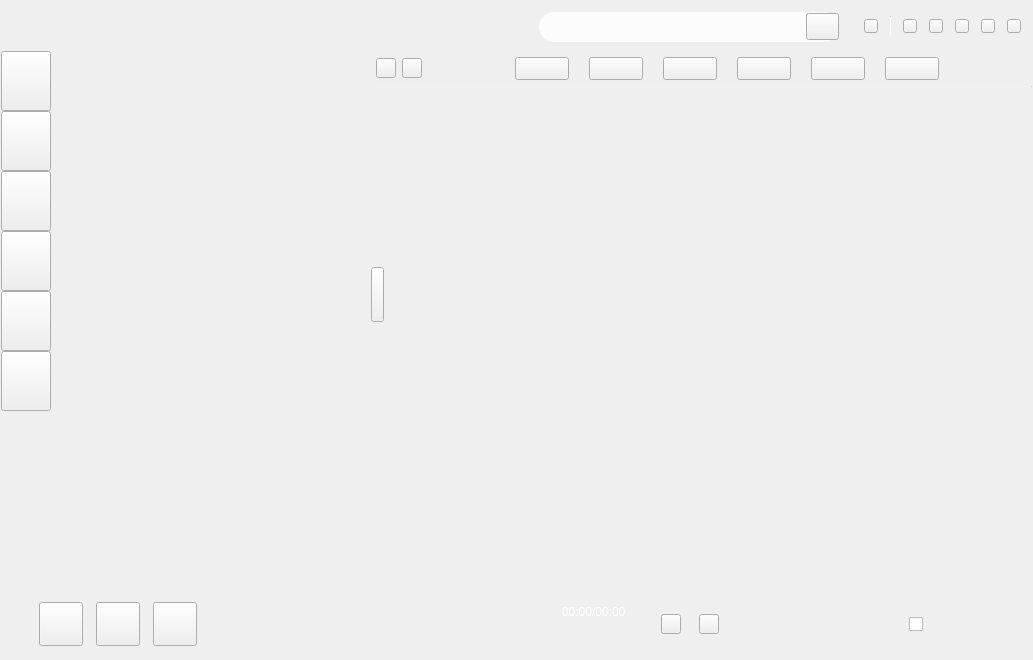
First picture: the form in TTKCore/musicUiKits/musicApplication/musicapplication.ui, repository Greedysky/TTKMusicPlayer, before the edit.
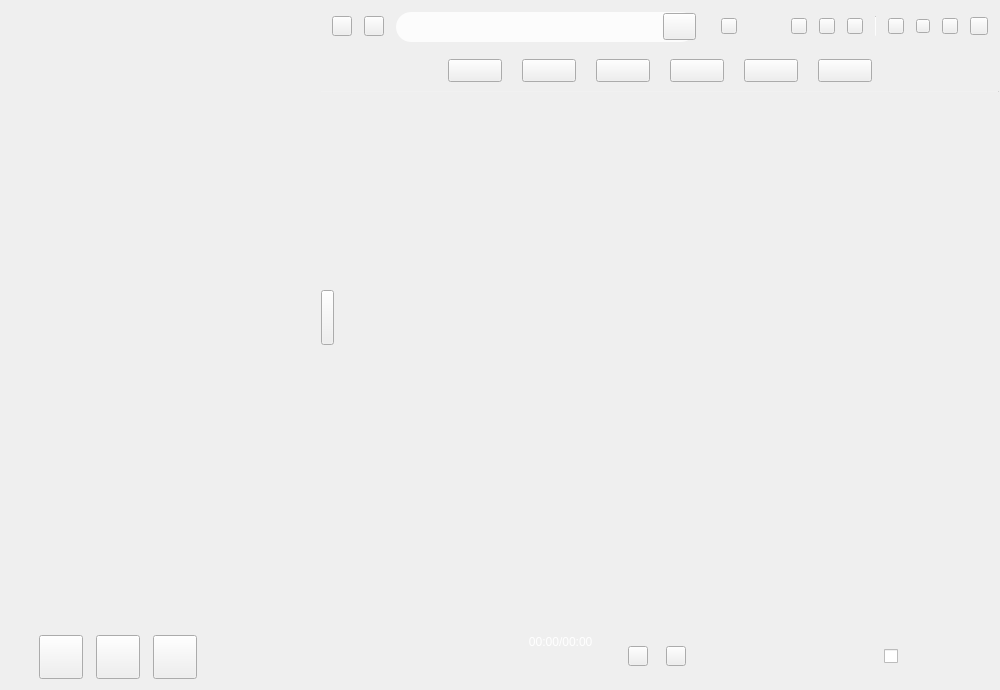
Second picture: the form after the edit. Icons and pictures are not drawn. Custom widgets are drawn as their Qt base class.

```diff
--- a/TTKCore/musicUiKits/musicApplication/musicapplication.ui
+++ b/TTKCore/musicUiKits/musicApplication/musicapplication.ui
@@ -6,14 +6,14 @@
    <rect>
     <x>0</x>
     <y>0</y>
-    <width>1033</width>
-    <height>660</height>
+    <width>1000</width>
+    <height>690</height>
    </rect>
   </property>
   <property name="minimumSize">
    <size>
-    <width>1033</width>
-    <height>660</height>
+    <width>1000</width>
+    <height>690</height>
    </size>
   </property>
   <property name="windowTitle">
@@ -94,13 +94,13 @@
           <widget class="QWidget" name="topLeftWidget" native="true">
            <property name="minimumSize">
             <size>
-             <width>370</width>
+             <width>320</width>
              <height>0</height>
             </size>
            </property>
            <property name="maximumSize">
             <size>
-             <width>370</width>
+             <width>320</width>
              <height>16777215</height>
             </size>
            </property>
@@ -137,17 +137,48 @@
              <number>12</number>
             </property>
             <item>
-             <spacer name="horizontalSpacer">
-              <property name="orientation">
-               <enum>Qt::Horizontal</enum>
+             <widget class="QToolButton" name="musicBackButton">
+              <property name="minimumSize">
+               <size>
+                <width>20</width>
+                <height>20</height>
+               </size>
               </property>
-              <property name="sizeHint" stdset="0">
+              <property name="maximumSize">
                <size>
-                <width>40</width>
+                <width>20</width>
                 <height>20</height>
                </size>
               </property>
-             </spacer>
+              <property name="cursor">
+               <cursorShape>PointingHandCursor</cursorShape>
+              </property>
+              <property name="text">
+               <string/>
+              </property>
+             </widget>
+            </item>
+            <item>
+             <widget class="QToolButton" name="musicRefreshButton">
+              <property name="minimumSize">
+               <size>
+                <width>20</width>
+                <height>20</height>
+               </size>
+              </property>
+              <property name="maximumSize">
+               <size>
+                <width>20</width>
+                <height>20</height>
+               </size>
+              </property>
+              <property name="cursor">
+               <cursorShape>PointingHandCursor</cursorShape>
+              </property>
+              <property name="text">
+               <string/>
+              </property>
+             </widget>
             </item>
             <item>
              <widget class="QWidget" name="searchWidget" native="true">
@@ -242,18 +273,91 @@
               </property>
              </widget>
             </item>
+            <item>
+             <widget class="QToolButton" name="musicWindowIdentify">
+              <property name="minimumSize">
+               <size>
+                <width>16</width>
+                <height>16</height>
+               </size>
+              </property>
+              <property name="maximumSize">
+               <size>
+                <width>16</width>
+                <height>16</height>
+               </size>
+              </property>
+              <property name="text">
+               <string/>
+              </property>
+             </widget>
+            </item>
+            <item>
+             <spacer name="horizontalSpacer_4">
+              <property name="orientation">
+               <enum>Qt::Horizontal</enum>
+              </property>
+              <property name="sizeHint" stdset="0">
+               <size>
+                <width>40</width>
+                <height>20</height>
+               </size>
+              </property>
+             </spacer>
+            </item>
+            <item>
+             <widget class="QToolButton" name="musicWindowTools">
+              <property name="minimumSize">
+               <size>
+                <width>16</width>
+                <height>16</height>
+               </size>
+              </property>
+              <property name="maximumSize">
+               <size>
+                <width>16</width>
+                <height>16</height>
+               </size>
+              </property>
+              <property name="text">
+               <string/>
+              </property>
+             </widget>
+            </item>
             <item>
              <widget class="QToolButton" name="musicWindowChangeSkin">
               <property name="minimumSize">
                <size>
-                <width>14</width>
-                <height>14</height>
+                <width>16</width>
+                <height>16</height>
                </size>
               </property>
               <property name="maximumSize">
                <size>
-                <width>14</width>
-                <height>14</height>
+                <width>16</width>
+                <height>16</height>
+               </size>
+              </property>
+              <property name="cursor">
+               <cursorShape>PointingHandCursor</cursorShape>
+              </property>
+              <property name="text">
+               <string/>
+              </property>
+             </widget>
+            </item>
+            <item>
+             <widget class="QToolButton" name="musicWindowSetting">
+              <property name="minimumSize">
+               <size>
+                <width>16</width>
+                <height>16</height>
+               </size>
+              </property>
+              <property name="maximumSize">
+               <size>
+                <width>16</width>
+                <height>16</height>
                </size>
               </property>
               <property name="cursor">
@@ -295,54 +399,32 @@
               </property>
              </widget>
             </item>
-            <item>
-             <widget class="QToolButton" name="musicWindowSetting">
-              <property name="minimumSize">
-               <size>
-                <width>14</width>
-                <height>14</height>
-               </size>
-              </property>
-              <property name="maximumSize">
-               <size>
-                <width>14</width>
-                <height>14</height>
-               </size>
-              </property>
-              <property name="cursor">
-               <cursorShape>PointingHandCursor</cursorShape>
-              </property>
-              <property name="text">
-               <string/>
-              </property>
-             </widget>
-            </item>
-            <item>
-             <widget class="QToolButton" name="musicWindowConcise">
-              <property name="minimumSize">
-               <size>
-                <width>14</width>
-                <height>14</height>
-               </size>
-              </property>
-              <property name="maximumSize">
-               <size>
-                <width>14</width>
-                <height>14</height>
-               </size>
-              </property>
-              <property name="cursor">
-               <cursorShape>PointingHandCursor</cursorShape>
-              </property>
-              <property name="text">
-               <string/>
-              </property>
-             </widget>
-            </item>
             <item>
              <widget class="QToolButton" name="musicWindowRemote">
               <property name="minimumSize">
                <size>
+                <width>16</width>
+                <height>16</height>
+               </size>
+              </property>
+              <property name="maximumSize">
+               <size>
+                <width>16</width>
+                <height>16</height>
+               </size>
+              </property>
+              <property name="cursor">
+               <cursorShape>PointingHandCursor</cursorShape>
+              </property>
+              <property name="text">
+               <string/>
+              </property>
+             </widget>
+            </item>
+            <item>
+             <widget class="QToolButton" name="musicWindowConcise">
+              <property name="minimumSize">
+               <size>
                 <width>14</width>
                 <height>14</height>
                </size>
@@ -365,14 +447,14 @@
              <widget class="QToolButton" name="minimization">
               <property name="minimumSize">
                <size>
-                <width>14</width>
-                <height>14</height>
+                <width>16</width>
+                <height>16</height>
                </size>
               </property>
               <property name="maximumSize">
                <size>
-                <width>14</width>
-                <height>14</height>
+                <width>16</width>
+                <height>16</height>
                </size>
               </property>
               <property name="cursor">
@@ -387,14 +469,14 @@
              <widget class="QToolButton" name="windowClose">
               <property name="minimumSize">
                <size>
-                <width>14</width>
-                <height>14</height>
+                <width>18</width>
+                <height>18</height>
                </size>
               </property>
               <property name="maximumSize">
                <size>
-                <width>14</width>
-                <height>14</height>
+                <width>18</width>
+                <height>18</height>
                </size>
               </property>
               <property name="cursor">
@@ -416,7 +498,7 @@
         <property name="styleSheet">
          <string notr="true"/>
         </property>
-        <layout class="QHBoxLayout" name="hcenterWidgetLayout">
+        <layout class="QHBoxLayout" name="horizontalLayout_2">
          <property name="spacing">
           <number>0</number>
          </property>
@@ -433,23 +515,20 @@
           <number>0</number>
          </property>
          <item>
-          <widget class="QWidget" name="centerLeftWidget" native="true">
+          <widget class="MusicBackgroundWidget" name="centerLeftWidget" native="true">
            <property name="minimumSize">
             <size>
-             <width>50</width>
+             <width>320</width>
              <height>0</height>
             </size>
            </property>
            <property name="maximumSize">
             <size>
-             <width>50</width>
+             <width>320</width>
              <height>16777215</height>
             </size>
            </property>
-           <property name="styleSheet">
-            <string notr="true"/>
-           </property>
-           <layout class="QVBoxLayout" name="centerLeftWidgetLayout">
+           <layout class="QVBoxLayout" name="verticalLayout_2">
             <property name="spacing">
              <number>0</number>
             </property>
@@ -466,154 +545,40 @@
              <number>0</number>
             </property>
             <item>
-             <widget class="QToolButton" name="musicButton_playlist">
+             <widget class="MusicFuntionAnimationWidget" name="functionAnimationWidget" native="true">
               <property name="minimumSize">
                <size>
-                <width>50</width>
-                <height>60</height>
-               </size>
-              </property>
-              <property name="maximumSize">
-               <size>
-                <width>50</width>
-                <height>60</height>
-               </size>
-              </property>
-              <property name="styleSheet">
-               <string notr="true"/>
-              </property>
-              <property name="text">
-               <string/>
-              </property>
-             </widget>
-            </item>
-            <item>
-             <widget class="QToolButton" name="musicButton_cloud">
-              <property name="minimumSize">
-               <size>
-                <width>50</width>
-                <height>60</height>
-               </size>
-              </property>
-              <property name="maximumSize">
-               <size>
-                <width>50</width>
-                <height>60</height>
-               </size>
-              </property>
-              <property name="text">
-               <string/>
-              </property>
-             </widget>
-            </item>
-            <item>
-             <widget class="QToolButton" name="musicButton_radio">
-              <property name="minimumSize">
-               <size>
-                <width>50</width>
-                <height>60</height>
-               </size>
-              </property>
-              <property name="maximumSize">
-               <size>
-                <width>50</width>
-                <height>60</height>
-               </size>
-              </property>
-              <property name="text">
-               <string/>
-              </property>
-             </widget>
-            </item>
-            <item>
-             <widget class="QToolButton" name="musicButton_mobile">
-              <property name="minimumSize">
-               <size>
-                <width>50</width>
-                <height>60</height>
-               </size>
-              </property>
-              <property name="maximumSize">
-               <size>
-                <width>50</width>
-                <height>60</height>
-               </size>
-              </property>
-              <property name="text">
-               <string/>
-              </property>
-             </widget>
-            </item>
-            <item>
-             <widget class="QToolButton" name="musicButton_mydownl">
-              <property name="minimumSize">
-               <size>
-                <width>50</width>
-                <height>60</height>
-               </size>
-              </property>
-              <property name="maximumSize">
-               <size>
-                <width>50</width>
-                <height>60</height>
-               </size>
-              </property>
-              <property name="text">
-               <string/>
-              </property>
-             </widget>
-            </item>
-            <item>
-             <widget class="QToolButton" name="musicButton_tools">
-              <property name="minimumSize">
-               <size>
-                <width>50</width>
-                <height>60</height>
-               </size>
-              </property>
-              <property name="maximumSize">
-               <size>
-                <width>50</width>
-                <height>60</height>
-               </size>
-              </property>
-              <property name="text">
-               <string/>
-              </property>
-             </widget>
-            </item>
-            <item>
-             <spacer name="verticalSpacer">
-              <property name="orientation">
-               <enum>Qt::Vertical</enum>
-              </property>
-              <property name="sizeHint" stdset="0">
-               <size>
-                <width>20</width>
+                <width>320</width>
                 <height>40</height>
                </size>
               </property>
-             </spacer>
+              <property name="maximumSize">
+               <size>
+                <width>16777215</width>
+                <height>35</height>
+               </size>
+              </property>
+             </widget>
+            </item>
+            <item>
+             <widget class="MusicAnimationStackedWidget" name="songsContainer">
+              <property name="minimumSize">
+               <size>
+                <width>320</width>
+                <height>0</height>
+               </size>
+              </property>
+              <property name="maximumSize">
+               <size>
+                <width>320</width>
+                <height>16777215</height>
+               </size>
+              </property>
+             </widget>
             </item>
            </layout>
           </widget>
          </item>
-         <item>
-          <widget class="MusicAnimationStackedWidget" name="songsContainer">
-           <property name="minimumSize">
-            <size>
-             <width>320</width>
-             <height>0</height>
-            </size>
-           </property>
-           <property name="maximumSize">
-            <size>
-             <width>320</width>
-             <height>16777215</height>
-            </size>
-           </property>
-          </widget>
-         </item>
          <item>
           <widget class="QWidget" name="centerRightWidget" native="true">
            <property name="styleSheet">
@@ -640,13 +605,13 @@
               <property name="minimumSize">
                <size>
                 <width>0</width>
-                <height>35</height>
+                <height>40</height>
                </size>
               </property>
               <property name="maximumSize">
                <size>
                 <width>16777215</width>
-                <height>35</height>
+                <height>40</height>
                </size>
               </property>
               <property name="styleSheet">
@@ -665,50 +630,6 @@
                <property name="bottomMargin">
                 <number>0</number>
                </property>
-               <item>
-                <widget class="QToolButton" name="musicBackButton">
-                 <property name="minimumSize">
-                  <size>
-                   <width>20</width>
-                   <height>20</height>
-                  </size>
-                 </property>
-                 <property name="maximumSize">
-                  <size>
-                   <width>20</width>
-                   <height>20</height>
-                  </size>
-                 </property>
-                 <property name="cursor">
-                  <cursorShape>PointingHandCursor</cursorShape>
-                 </property>
-                 <property name="text">
-                  <string/>
-                 </property>
-                </widget>
-               </item>
-               <item>
-                <widget class="QToolButton" name="musicRefreshButton">
-                 <property name="minimumSize">
-                  <size>
-                   <width>20</width>
-                   <height>20</height>
-                  </size>
-                 </property>
-                 <property name="maximumSize">
-                  <size>
-                   <width>20</width>
-                   <height>20</height>
-                  </size>
-                 </property>
-                 <property name="cursor">
-                  <cursorShape>PointingHandCursor</cursorShape>
-                 </property>
-                 <property name="text">
-                  <string/>
-                 </property>
-                </widget>
-               </item>
                <item>
                 <spacer name="horizontalSpacer_2">
                  <property name="orientation">
@@ -908,8 +829,8 @@
              <widget class="QStackedWidget" name="surfaceStackedWidget">
               <property name="minimumSize">
                <size>
-                <width>661</width>
-                <height>503</height>
+                <width>678</width>
+                <height>533</height>
                </size>
               </property>
               <property name="currentIndex">
@@ -924,7 +845,7 @@
                 <property name="geometry">
                  <rect>
                   <x>0</x>
-                  <y>180</y>
+                  <y>198</y>
                   <width>13</width>
                   <height>55</height>
                  </rect>
@@ -956,13 +877,13 @@
         <property name="minimumSize">
          <size>
           <width>0</width>
-          <height>70</height>
+          <height>65</height>
          </size>
         </property>
         <property name="maximumSize">
          <size>
           <width>16777215</width>
-          <height>70</height>
+          <height>65</height>
          </size>
         </property>
         <property name="styleSheet">
@@ -1126,32 +1047,6 @@
             <property name="verticalSpacing">
              <number>0</number>
             </property>
-            <item row="1" column="5">
-             <widget class="QLabel" name="rightMargin">
-              <property name="minimumSize">
-               <size>
-                <width>10</width>
-                <height>0</height>
-               </size>
-              </property>
-              <property name="maximumSize">
-               <size>
-                <width>10</width>
-                <height>16777215</height>
-               </size>
-              </property>
-              <property name="text">
-               <string/>
-              </property>
-             </widget>
-            </item>
-            <item row="1" column="1">
-             <layout class="QVBoxLayout" name="musicQualityWindow">
-              <property name="spacing">
-               <number>6</number>
-              </property>
-             </layout>
-            </item>
             <item row="3" column="0" colspan="6">
              <widget class="MusicTimerSliderWidget" name="musicTimeWidget" native="true">
               <property name="minimumSize">
@@ -1233,6 +1128,51 @@
               </layout>
              </widget>
             </item>
+            <item row="1" column="5">
+             <widget class="QLabel" name="rightMargin">
+              <property name="minimumSize">
+               <size>
+                <width>10</width>
+                <height>0</height>
+               </size>
+              </property>
+              <property name="maximumSize">
+               <size>
+                <width>10</width>
+                <height>16777215</height>
+               </size>
+              </property>
+              <property name="text">
+               <string/>
+              </property>
+             </widget>
+            </item>
+            <item row="1" column="1">
+             <layout class="QVBoxLayout" name="musicQualityWindow">
+              <property name="spacing">
+               <number>6</number>
+              </property>
+             </layout>
+            </item>
+            <item row="1" column="0">
+             <widget class="QLabel" name="leftMargin">
+              <property name="minimumSize">
+               <size>
+                <width>10</width>
+                <height>0</height>
+               </size>
+              </property>
+              <property name="maximumSize">
+               <size>
+                <width>10</width>
+                <height>16777215</height>
+               </size>
+              </property>
+              <property name="text">
+               <string/>
+              </property>
+             </widget>
+            </item>
             <item row="1" column="2" colspan="2">
              <widget class="MusicMarqueeWidget" name="showCurrentSong" native="true">
               <property name="styleSheet">
@@ -1245,23 +1185,10 @@
             </item>
             <item row="0" column="0" colspan="6">
              <widget class="QLabel" name="topMargin">
-              <property name="text">
-               <string/>
-              </property>
-             </widget>
-            </item>
-            <item row="1" column="0">
-             <widget class="QLabel" name="leftMargin">
-              <property name="minimumSize">
-               <size>
-                <width>10</width>
-                <height>0</height>
-               </size>
-              </property>
               <property name="maximumSize">
                <size>
-                <width>10</width>
-                <height>16777215</height>
+                <width>16777215</width>
+                <height>10</height>
                </size>
               </property>
               <property name="text">
@@ -1413,13 +1340,13 @@
              <widget class="MusicEnhancedPopWidget" name="musicEnhancedButton" native="true">
               <property name="minimumSize">
                <size>
-                <width>40</width>
+                <width>48</width>
                 <height>20</height>
                </size>
               </property>
               <property name="maximumSize">
                <size>
-                <width>40</width>
+                <width>48</width>
                 <height>20</height>
                </size>
               </property>
@@ -1615,6 +1542,18 @@
    <extends>QLabel</extends>
    <header>musictransitionanimationlabel.h</header>
   </customwidget>
+  <customwidget>
+   <class>MusicFuntionAnimationWidget</class>
+   <extends>QWidget</extends>
+   <header>musicfuntionanimationwidget.h</header>
+   <container>1</container>
+  </customwidget>
+  <customwidget>
+   <class>MusicBackgroundWidget</class>
+   <extends>QWidget</extends>
+   <header>musicfuntionanimationwidget.h</header>
+   <container>1</container>
+  </customwidget>
  </customwidgets>
  <connections/>
 </ui>
```
Left out of the diff: 3 changed lines with no effect on the pictures.
